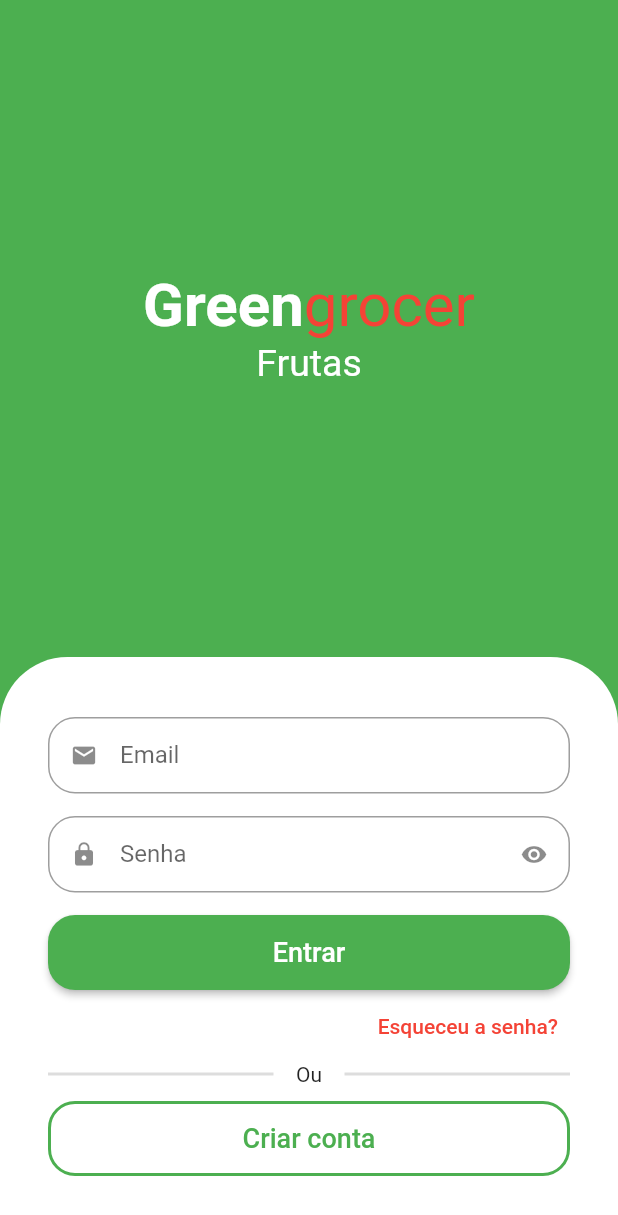
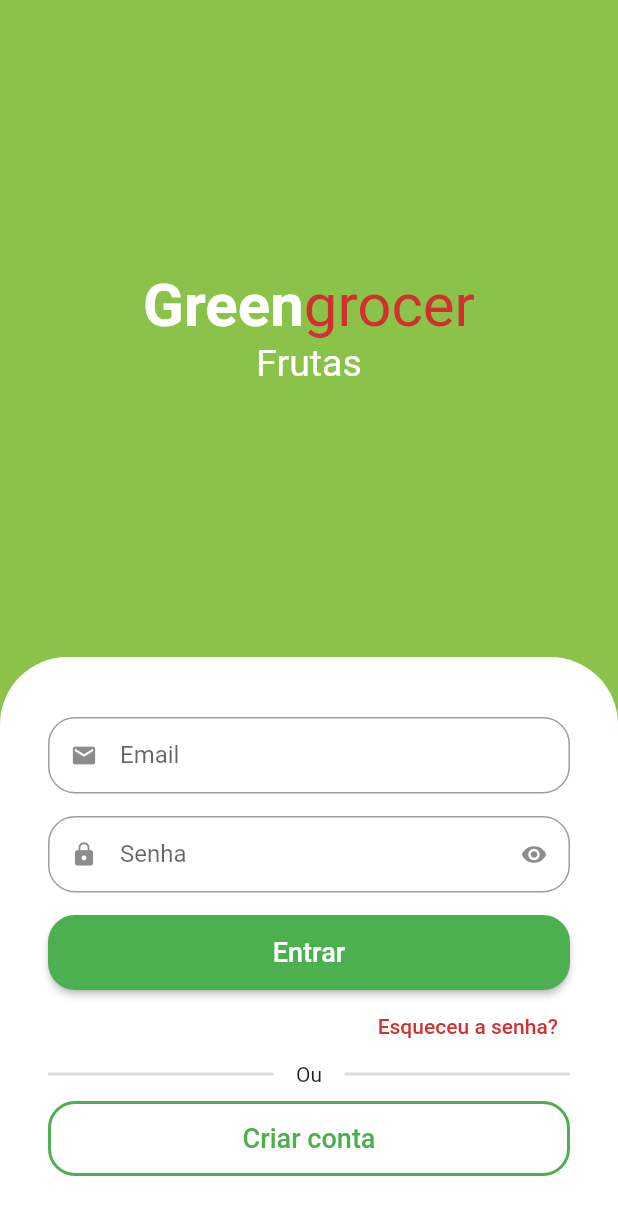
Before and after one commit to nbthales/greengrocer, a Flutter app: the screen it shows after launch, on a phone screen of 412 x 824 dp. Shown: the top 1215 px of the screen. Run offline on Flutter 3.47's test engine with Material 2 defaults, Android fonts, the phone set to English and light mode, and no system bars; drawn by our look-alikes of animated_text_kit.

Commit message:
10. Criando e adicionando cores customizadas

```diff
--- a/lib/src/auth/sign_in_screen.dart
+++ b/lib/src/auth/sign_in_screen.dart
@@ -1,6 +1,7 @@
 import 'package:animated_text_kit/animated_text_kit.dart';
 import 'package:flutter/material.dart';
 import 'package:greengrocer/src/auth/components/custom_text_field.dart';
+import 'package:greengrocer/src/config/custom_colors.dart';
 
 class SignInScreen extends StatelessWidget {
   const SignInScreen({Key? key}) : super(key: key);
@@ -8,20 +9,20 @@ class SignInScreen extends StatelessWidget {
   @override
   Widget build(BuildContext context) {
     return Scaffold(
-      backgroundColor: Colors.green,
+      backgroundColor: CustomColors.customSwatchColor,
       body: Column(
         children: [
           Expanded(
             child: Column(
               mainAxisAlignment: MainAxisAlignment.center,
               children: [
-                const Text.rich(
+                Text.rich(
                   TextSpan(
-                    style: TextStyle(
+                    style: const TextStyle(
                       fontSize: 40,
                     ),
                     children: [
-                      TextSpan(
+                      const TextSpan(
                         text: 'Green',
                         style: TextStyle(
                             color: Colors.white, fontWeight: FontWeight.bold),
@@ -29,7 +30,7 @@ class SignInScreen extends StatelessWidget {
                       TextSpan(
                         text: 'grocer',
                         style: TextStyle(
-                          color: Colors.red,
+                          color: CustomColors.customContrastColor,
                         ),
                       ),
                     ],
@@ -102,10 +103,10 @@ class SignInScreen extends StatelessWidget {
                   alignment: Alignment.centerRight,
                   child: TextButton(
                     onPressed: () {},
-                    child: const Text(
+                    child: Text(
                       'Esqueceu a senha?',
                       style: TextStyle(
-                        color: Colors.red,
+                        color: CustomColors.customContrastColor,
                       ),
                     ),
                   ),
--- /dev/null
+++ b/lib/src/config/custom_colors.dart
@@ -0,0 +1,20 @@
+import 'package:flutter/material.dart';
+
+Map<int, Color> _swatchOpacity = {
+  50: const Color.fromRGBO(139, 195, 74, .1),
+  100: const Color.fromRGBO(139, 195, 74, .2),
+  200: const Color.fromRGBO(139, 195, 74, .3),
+  300: const Color.fromRGBO(139, 195, 74, .4),
+  400: const Color.fromRGBO(139, 195, 74, .5),
+  500: const Color.fromRGBO(139, 195, 74, .6),
+  600: const Color.fromRGBO(139, 195, 74, .7),
+  700: const Color.fromRGBO(139, 195, 74, .8),
+  800: const Color.fromRGBO(139, 195, 74, .9),
+  900: const Color.fromRGBO(139, 195, 74, 1),
+};
+
+abstract class CustomColors {
+  static Color customContrastColor = Colors.red.shade700;
+  static MaterialColor customSwatchColor =
+      MaterialColor(0xFF8BC34A, _swatchOpacity);
+}
```
